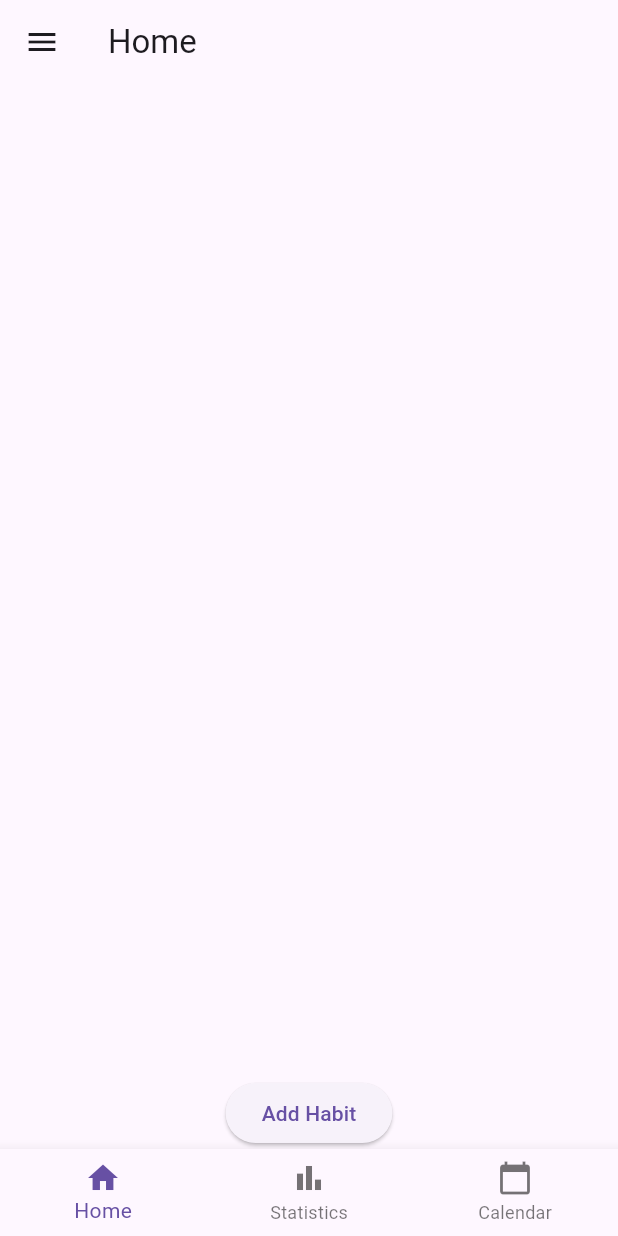
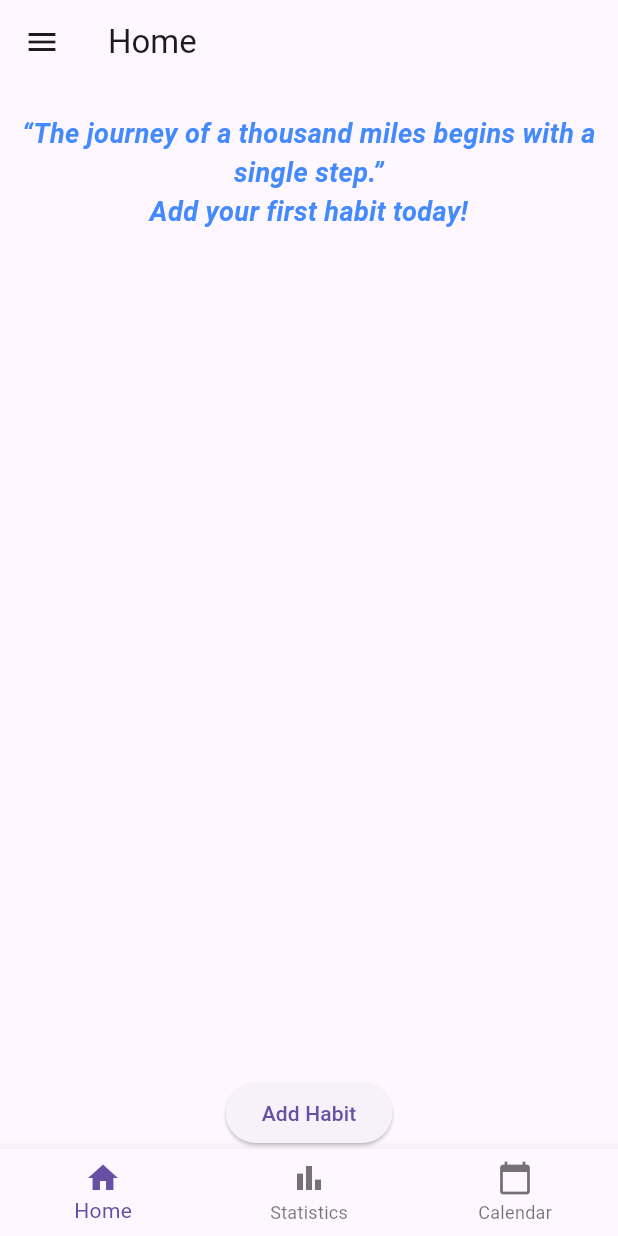
Before and after one commit to ceebee-lee/final, a Flutter app: the screen it shows after launch, on a phone screen of 412 x 824 dp. Run offline on Flutter 3.47's test engine with Material 3 defaults, Android fonts, the phone set to English and light mode, and no system bars; our stand-ins replace table_calendar.

Commit message:
home screen quote
q

```diff
--- a/habit_tracker/lib/screens/home_screen.dart
+++ b/habit_tracker/lib/screens/home_screen.dart
@@ -1,6 +1,5 @@
 import 'package:flutter/material.dart';
 import 'package:provider/provider.dart';
-import '../providers/theme_provider.dart';
 import '../providers/habit_provider.dart';
 
 class HomeScreen extends StatelessWidget {
@@ -9,6 +8,9 @@ class HomeScreen extends StatelessWidget {
   @override
   Widget build(BuildContext context) {
     final habitProvider = Provider.of<HabitProvider>(context);
+
+    // 다크모드 감지
+    final isDarkMode = Theme.of(context).brightness == Brightness.dark;
 
     return Scaffold(
       appBar: AppBar(
@@ -28,12 +30,10 @@ class HomeScreen extends StatelessWidget {
               ),
             ),
             ListTile(
-              leading: const Icon(Icons.brightness_6),
-              title: const Text('Toggle Dark Mode'),
+              leading: const Icon(Icons.settings),
+              title: const Text('Settings'),
               onTap: () {
-                Provider.of<ThemeProvider>(context, listen: false)
-                    .toggleTheme();
-                Navigator.pop(context); // 메뉴 닫기
+                // 설정 화면으로 이동
               },
             ),
           ],
@@ -41,6 +41,20 @@ class HomeScreen extends StatelessWidget {
       ),
       body: Column(
         children: [
+          const SizedBox(height: 20),
+          Center(
+            child: Text(
+              '“The journey of a thousand miles begins with a single step.”\nAdd your first habit today!',
+              textAlign: TextAlign.center,
+              style: TextStyle(
+                fontSize: 18,
+                fontStyle: FontStyle.italic,
+                fontWeight: FontWeight.bold,
+                color: isDarkMode ? Colors.lightBlueAccent : Colors.blueAccent,
+              ),
+            ),
+          ),
+          const SizedBox(height: 20),
           Expanded(
             child: ListView.builder(
               itemCount: habitProvider.habits.length,
```
